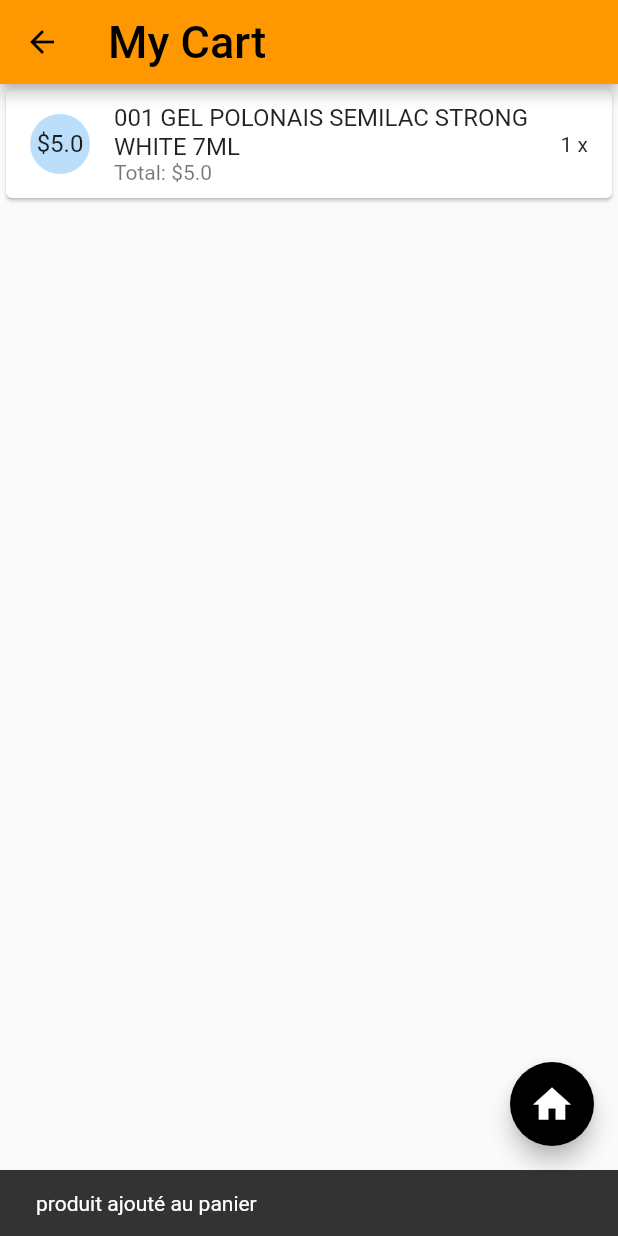
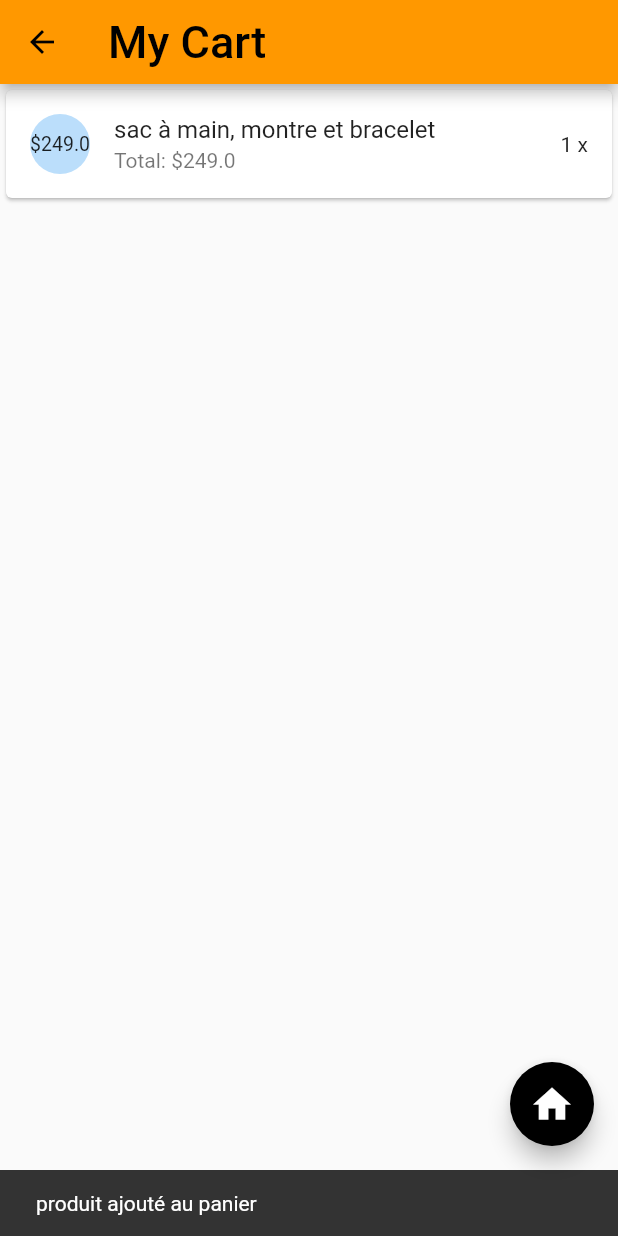
Before and after one commit to HAFDIAHMED/Planet_Discounts, a Flutter app: the screen it shows after launch, scrolled down 576 dp, after a tap on the "add shopping cart" icon, after a tap on the "shopping basket" icon, on a phone screen of 412 x 824 dp. Run offline on Flutter 3.47's test engine with Material 2 defaults, Android fonts, the phone set to English and light mode, and no system bars; our stand-ins replace carousel_pro, font_awesome_flutter; missing offline and left inert: contactus, gradual_stepper; network calls fail.

Commit message:
new changes

```diff
--- a/lib/common_widget/DrawerWidget.dart
+++ b/lib/common_widget/DrawerWidget.dart
@@ -117,7 +117,7 @@ Widget _createDrawerHeader() {
           padding: EdgeInsets.all(20),
           child: Center(
             child: Image.asset(
-              'assets/images/ic_app_icon.png',
+              'assets/images/planetdiscountslogo.png',
               width: 130,
               height: 130,
             ),
--- a/lib/models/products.dart
+++ b/lib/models/products.dart
@@ -21,80 +21,81 @@ class Products with ChangeNotifier {
   List<Product> _items = [
     Product(
       id: '1',
-      name: '001 GEL POLONAIS SEMILAC STRONG WHITE 7ML',
+      name: 'sac à main, montre et bracelet',
       imgUrl:
-          'https://semilac.pl/media/catalog/product/cache/c66786404a7109b68bb918f8905d342c/0/0/001_uv_hybrid_semilac_strong_white_7ml_1.jpg',
-      price: 5,
+          'https://planetdiscounts.ma/assets/images/products/1602199935Tvis5liJ.png',
+      price: 249,
       category: 'Manucure',
       description:
           'nspiration:Le royaume du blanc et du grand bleu. Abrite de puissants ours polaires, de fiers lions de mer et d adorables phoques. De vastes étendues de l Arctique impénétrable et solitaire attendent d être découvertes. Le blanc pur de la neige et de la glace non polluées gèlera tous vos amis! Caractéristique:Blanche neige, parfaite pour la décoration "française".Couverture de couleur - complète.',
     ),
     Product(
       id: '2',
-      name: 'BASE POUR VERNIS HYBRIDES SEMILAC CARE BASE KERATIN + BIOTIN 7ML',
+      name: 'Packs Homme COMPLET',
       imgUrl:
-          'https://semilac.pl/media/catalog/product/cache/c66786404a7109b68bb918f8905d342c/c/a/care-base.jpg',
-      price: 5,
+          'https://planetdiscounts.ma/assets/images/products/1602188594yUlXVqnN.png',
+      price: 199,
       category: 'Manucure',
       description:
           'Nous avons créé notre nouvelle base de soin Semilac pour soutenir la régénération des ongles fragilisés, fins et cassants. Nous l avons enrichi de fibres de biotine, de kératine, de vitamine E et de nylon qui enveloppent et remplissent la plaque à ongles. En conséquence, une couche protectrice est créée sur sa surface, qui la protège contre les dommages mécaniques, la fissuration et la rupture. Il permet également la superstructure et l extension du clou jusqu à 10 mm. Grâce à sa consistance depaisseur moyenne, notre base est facile à appliquer.Son avantage est également la nuance transparente du rose pudding - il peut être utilisé comme base pour tous les vernis hybrides ou directement appliqué dessus avec un dessus, ce qui vous permet d obtenir l effet d une manucure naturelle.',
     ),
     Product(
       id: '3',
-      name: 'S890 SEMILAC ONE STEP HYBRID MIDNIGHT BLUE 5ML',
+      name: 'Pack homme special 2020',
       imgUrl:
-          'https://semilac.pl/media/catalog/product/cache/c66786404a7109b68bb918f8905d342c/s/8/s890.png',
-      price: 4,
+          'https://planetdiscounts.ma/assets/images/products/16022113401kGqpRDy.png',
+      price: 349,
       category: 'Manucure',
       description:
           'DÉCOUVREZ LE VERNIS HYBRIDE INNOVANT SEMILAC ONE STEP EN BOUTEILLE .Vous n avez jamais essayé une manucure hybride et vous rêvez de beaux ongles bien entretenus? Surtout pour vous, nous avons créé un produit avec lequel la  première manucure hybride  sera un jeu d enfant. ',
     ),
     Product(
       id: '4',
-      name: 'LAMPE UV LED 36W SEMILAC DIAMOND BLANC',
+      name: 'Survêtement Nike 2020',
       imgUrl:
-          'https://semilac.pl/media/catalog/product/cache/c66786404a7109b68bb918f8905d342c/b/i/biala_sklep.jpg',
-      price: 4,
+          'https://planetdiscounts.ma/assets/images/products/1602893621ZYECYReF.png',
+      price: 249,
       category: 'Manucure',
       description:
           "ampe LED UV 36W blanche extrêmement élégante en forme de diamant avec technologie double LED qui combine deux types de lumière. Cette technologie permet à notre lampe de polymériser parfaitement tous les vernis hybrides et les gels Semilac. C'est un vrai diamant parmi les lampes!",
     ),
     Product(
       id: '5',
-      name: 'AMPOULE POUR LAMPES UV SEMILAC 9 W',
+      name: 'Pantalon Classe',
       imgUrl:
-          'https://semilac.pl/media/catalog/product/cache/c66786404a7109b68bb918f8905d342c/z/a/zarowka9w1.jpg',
-      price: 4,
+          'https://planetdiscounts.ma/assets/images/products/1602211164sVH6N1Yk.png',
+      price: 159,
       category: 'Manucure',
       description:
           'Ampoule UV professionnelle de 9 W, utilisée dans les lampes pour le séchage des gels Semilac et des vernis hybrides.',
     ),
     Product(
       id: '6',
-      name: ' KIT DE TÉLÉCHARGEMENT HYBRIDE SEMILAC',
+      name: 'Chaussures Armani',
       imgUrl:
-          'https://semilac.pl/media/catalog/product/cache/c66786404a7109b68bb918f8905d342c/z/e/zestaw_1.jpg',
-      price: 4,
+          'https://planetdiscounts.ma/assets/images/products/1602194737KRkUL5J3.png',
+      price: 230,
       category: 'Manucure',
       description:
           "Vous vous demandez comment obtenir l'hybride? Nous répondons - avec Semilac! C'est encore plus facile maintenant! Si vous souhaitez retirer l'hybride de vos ongles à la maison, tout ce dont vous avez besoin est notre kit de suppression hybride Semilac unique ! Vous trouverez ici tous les produits nécessaires pour télécharger l'hybride et un dépliant expliquant ÉTAPE PAR ÉTAPE sur la façon de télécharger l'hybride.",
     ),
     Product(
       id: '7',
-      name: "PALETTE D'OMBRES À PAUPIÈRES SEMILAC SPECIAL DAY",
+      name: "PULL Simple de L'automne 2020",
       imgUrl:
-          'https://semilac.pl/media/catalog/product/cache/c66786404a7109b68bb918f8905d342c/p/a/paletka_special_day_strona.jpg',
-      price: 4,
+          'https://planetdiscounts.ma/assets/images/products/1602892762qjcK7FaD.png',
+      price: 149,
       category: 'Maquillage',
       description:
           "Une palette unique de cinq fards à paupières aux tons chauds , parfaite pour le maquillage de jour et de soirée. Les ombres de la palette Special Day sont les couleurs or clair, violet et noir , avec différentes finitions: satiné, mat et brillant. Une bonne pigmentation des ombres vous permet de profiter longtemps de leur couleur, en soulignant magnifiquement l'œil. Grâce à la structure parfaite de toutes les couleurs, vous pouvez les appliquer de n'importe quelle manière - du bout du doigt ou avec un pinceau. ",
     ),
     Product(
       id: '8',
-      name: "401 SEMILAC NATURAL BEIGE MATTE SHADOW 1,2 G",
+      name:
+          "2 en 1 Sans fil écouteurs Bluetooth 5.0 avec powerbank 2200mAh boîte de charge sans fil",
       imgUrl:
-          'https://semilac.pl/media/catalog/product/cache/c66786404a7109b68bb918f8905d342c/s/k/sklep_www_cienie_matowe_401.jpg',
-      price: 4,
+          'https://planetdiscounts.ma/assets/images/products/1602196108nWaz5Hnv.png',
+      price: 299,
       category: 'Maquillage',
       description:
           "La teinte mate Semilac Natural Beige 401 est un beige clair et neutre dans une teinte de peau saine. Parfait pour unifier la couleur de la paupière, à appliquer comme couleur de base ou pour éclaircir le coin interne",
--- a/lib/screens/contact.dart
+++ b/lib/screens/contact.dart
@@ -22,7 +22,7 @@ class Contact extends StatelessWidget {
         ContactUs(
           //logo: AssetImage('assets/images/ic_app_icon.png'),
           image: Image.asset(
-            'assets/images/ic_app_icon.png',
+            'assets/images/planetdiscountslogo.png',
             width: 190,
             height: 130,
           ),
@@ -34,7 +34,7 @@ class Contact extends StatelessWidget {
           email: 'semilac@gmail.com',
           companyName: 'Nos Contacts',
           phoneNumber: '+91123456789',
-          website: 'https://semilac.com',
+          website: 'https://planetdiscounts.ma',
           facebookHandle: 'https://facebook.com',
           instagram: 'https://insta.com',
           //linkedinURL: 'https://www.linkedin.com',
--- a/lib/screens/homepage.dart
+++ b/lib/screens/homepage.dart
@@ -17,7 +17,7 @@ class HomePage extends StatelessWidget {
     return Scaffold(
         drawer: DrawerWidget(),
         appBar: AppBar(
-          title: Image.asset('assets/images/ic_app_icon.png'),
+          title: Image.asset('assets/images/planetdiscountslogo.png'),
           actions: <Widget>[
             IconButton(
                 icon: Icon(
--- a/pubspec.yaml
+++ b/pubspec.yaml
@@ -63,6 +63,7 @@ flutter:
      - assets/icons/icons8-comb-100.png
      - assets/images/insta.png
      - assets/images/facebook.jpg
+     - assets/images/planetdiscountslogo.png
 
 
   # To add assets to your application, add an assets section, like this:
```
Also changed, not shown: assets/images/planetdiscountslogo.png (added).
